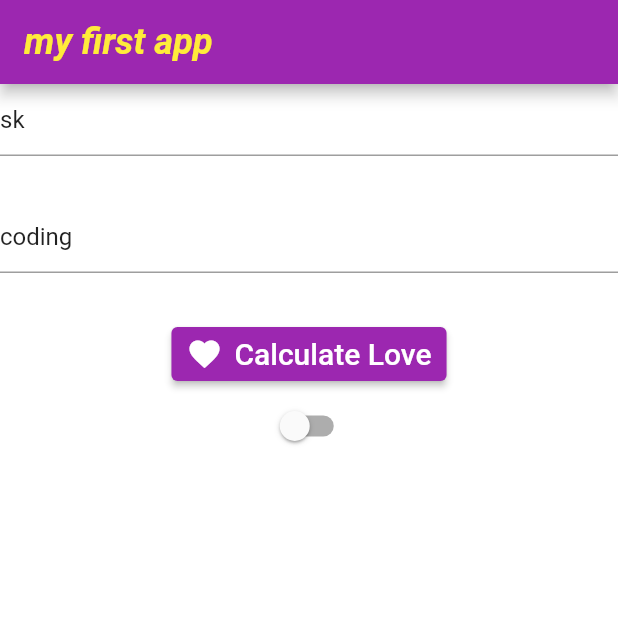
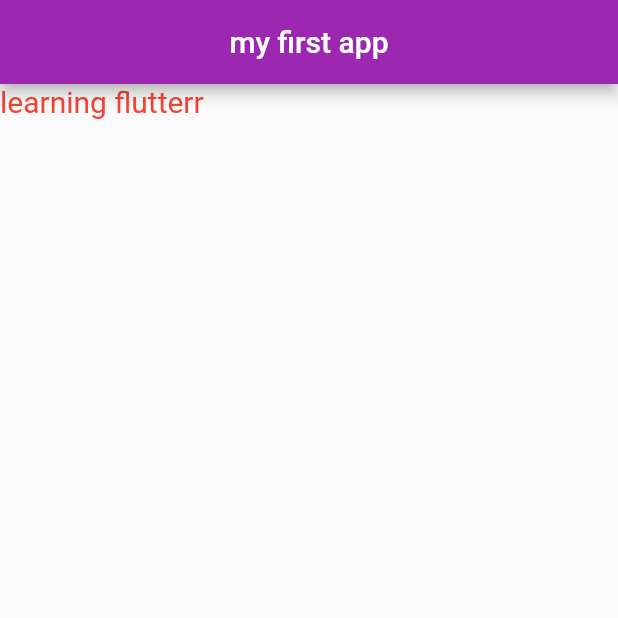
Before and after one commit to sherukhann/flutter_tutorial_and_poc, a Flutter app: the screen it shows after launch, on a phone screen of 412 x 824 dp, the top half of it. Run offline on Flutter 3.47's test engine with Material 2 defaults, Android fonts, the phone set to English and light mode, and no system bars.

Commit message:
converted to basic setup code

```diff
--- a/lib/main.dart
+++ b/lib/main.dart
@@ -1,6 +1,3 @@
-import 'dart:async';
-import 'dart:math';
-
 import 'package:flutter/material.dart';
 
 void main() {
@@ -26,162 +23,19 @@ class MyApp extends StatelessWidget {
   }
 }
 
-class HomePage extends StatefulWidget {
+class HomePage extends StatelessWidget {
   const HomePage({super.key});
-
-  @override
-  State<HomePage> createState() => _HomePageState();
-}
-
-class _HomePageState extends State<HomePage> {
-  final _formKey = GlobalKey<FormState>();
-  final yourName = TextEditingController();
-
-  final partnerName = TextEditingController();
-
-  int? lovepercentage;
-  var loading = false;
-  var isError = false;
-  var darkMode = false;
-
-  // constructor - called when widger called - used for both stateful and stateless
-  _HomePageState(){
-    debugPrint(">>>>>>> constructor callled");
-    yourName.text = 'sk';
-    partnerName.text = 'coding';
-  }
-
-  // used for only statefull widget, can be called once, used to regitser lishter, useEffect with empty array
-  @override
-  void initState() {
-    // ignore: todo
-    // TODO: implement initState
-    debugPrint(">>>>>>> initState callled");
-    super.initState();
-  }
-
-  // just like useEffect with return funciton, uysed to clean up the code
-  @override
-  void dispose() {
-    // ignore: todo
-    // TODO: implement dispose
-    debugPrint(">>>>>>> disposal callled");
-    yourName.dispose();
-    partnerName.dispose();
-    super.dispose();
-  }
-  void calculateLove() {
-    // check form validation
-    if (yourName.text.isEmpty || partnerName.text.isEmpty) {
-      setState(() {
-        isError = true;
-      });
-      return;
-    }
-    // start the loading
-    setState(() {
-      loading = true;
-      isError = false;
-    });
-
-    // stop the loading and calculate the percentage
-    Timer(const Duration(seconds: 3), () {
-      setState(() {
-        loading = false;
-        lovepercentage = Random().nextInt(100);
-      });
-    });
-  }
-  String? validate(value){
-     if (value == null || value.isEmpty) {
-       return 'Please enter some text';
-     }
-     return null;
-  }
-  InputDecoration myInputDecorator(text){
-    return InputDecoration(
-      hintText: text,
-      // focusedBorder: const UnderlineInputBorder(
-      //   borderSide:
-      //       BorderSide(color: Colors.purple, width: 3),
-      // ),
-    );
-  }
-
   // state full widget
   @override
   Widget build(BuildContext context) {
-    debugPrint(">>>>>>> build callled");
     return Scaffold(
         appBar: AppBar(
           title: const Text(
             'my first app',
-            style: TextStyle(
-              fontSize: 24,
-              color: Colors.yellow,
-              fontWeight: FontWeight.bold,
-              fontStyle: FontStyle.italic,
-            ),
           ),
+          centerTitle: true,
           // backgroundColor: Colors.green,
         ),
-        body: Container(
-            color: Colors.white,
-            child: Form(
-                key: _formKey,
-                child: Column(
-                  mainAxisAlignment: MainAxisAlignment.start,
-                  crossAxisAlignment: CrossAxisAlignment.center,
-                  children: [
-                    TextFormField(
-                      controller: yourName,
-                      validator: validate,
-                      decoration: myInputDecorator('Your Name'),
-                    ),
-                    const SizedBox(
-                      height: 30,
-                    ),
-                    TextFormField(
-                      controller: partnerName,
-                      validator: validate,
-                      decoration: myInputDecorator('Partner Name'),
-                    ),
-                    const SizedBox(
-                      height: 30,
-                    ),
-                    ElevatedButton.icon(
-                      onPressed: () {
-                        if (_formKey.currentState!.validate()) {
-                          debugPrint(yourName.text);
-                          debugPrint(partnerName.text);
-                          calculateLove();
-                        }
-                      },
-                      icon: const Icon(Icons.favorite),
-                      label: const Text(
-                        'Calculate Love',
-                        style: TextStyle(fontSize: 20),
-                      ),
-                      style: ElevatedButton.styleFrom(
-                        // foregroundColor: Colors.white,
-                        padding: const EdgeInsets.symmetric(
-                            vertical: 5, horizontal: 10),
-                      ),
-                    ),
-                    if (loading) const CircularProgressIndicator(),
-                    if (lovepercentage != null)
-                      Text(
-                        '${yourName.text} loves ${partnerName.text} $lovepercentage%',
-                        // style: const TextStyle(
-                        //   fontSize: 20,
-                        // ),
-                      ),
-                    Switch(value: darkMode, onChanged: (val){
-                      setState(() {
-                        darkMode = val;
-                      });
-                    })
-                  ],
-                ))));
+        body: const Text('learning flutterr'));
   }
 }
```
